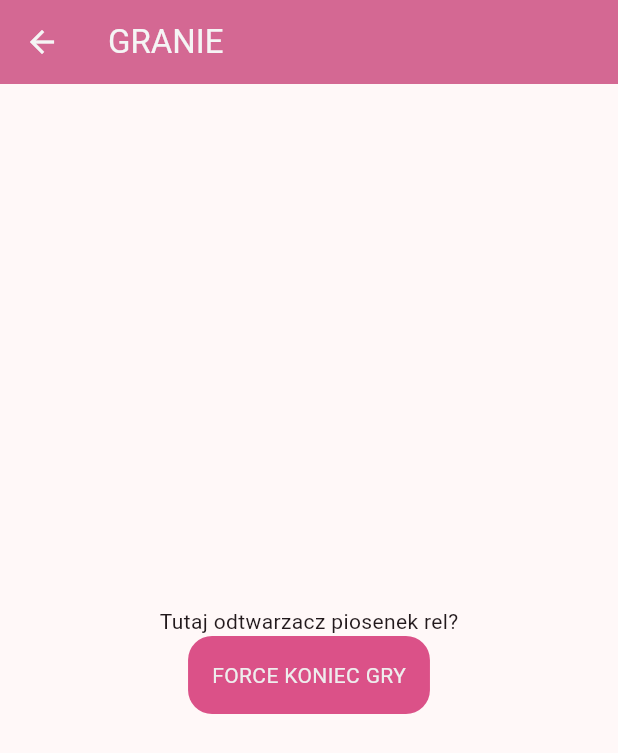
After one commit to bieniadev/muzza, a Flutter app: the RunningGame screen opened directly, after a tap on "FORCE KONIEC GRY", on a phone screen of 412 x 824 dp. The commit adds this screen. Shown: the top 753 px of the screen. Run offline on Flutter 3.47's test engine with Material 3 defaults, Android fonts, the phone set to English and light mode, and no system bars; our stand-ins replace flutter_riverpod.

Commit message:
base game structure (MVP)

```diff
--- a/lib/main.dart
+++ b/lib/main.dart
@@ -1,22 +1,24 @@
 import 'package:flutter/material.dart';
+import 'package:flutter/services.dart';
+import 'package:flutter_riverpod/flutter_riverpod.dart';
+import 'package:nazwa_apki/providers/current_screen.dart';
 import 'package:nazwa_apki/theme.dart';
 
-import 'screens/main.dart';
-
 void main() {
-  runApp(const MyApp());
+  WidgetsFlutterBinding.ensureInitialized();
+  SystemChrome.setPreferredOrientations([DeviceOrientation.portraitUp]).then((_) => runApp(const ProviderScope(child: App())));
 }
 
-class MyApp extends StatelessWidget {
-  const MyApp({super.key});
+class App extends ConsumerWidget {
+  const App({super.key});
 
   @override
-  Widget build(BuildContext context) {
+  Widget build(BuildContext context, WidgetRef ref) {
     return MaterialApp(
       debugShowCheckedModeBanner: false,
       title: 'MUZZA',
       theme: themeData,
-      home: const HomeScreen(),
+      home: ref.watch(currentScreenProvider),
     );
   }
 }
--- /dev/null
+++ b/lib/providers/player_names.dart
@@ -0,0 +1,5 @@
+import 'package:flutter_riverpod/flutter_riverpod.dart';
+
+final userNicknamesProvider = StateProvider<List<String>>((ref) {
+  return [];
+});
--- /dev/null
+++ b/lib/screens/running_game.dart
@@ -0,0 +1,38 @@
+import 'package:flutter/material.dart';
+import 'package:flutter_riverpod/flutter_riverpod.dart';
+import 'package:nazwa_apki/providers/current_screen.dart';
+import 'package:nazwa_apki/screens/summary.dart';
+
+class RunningGame extends ConsumerWidget {
+  const RunningGame({super.key});
+
+  @override
+  Widget build(BuildContext context, WidgetRef ref) {
+    endGame() {
+      ref.read(currentScreenProvider.notifier).state = const SummaryScreen();
+    }
+
+    return Scaffold(
+        appBar: AppBar(
+          title: const Text('GRANIE'),
+          backgroundColor: Theme.of(context).colorScheme.onPrimary,
+          foregroundColor: Theme.of(context).colorScheme.primary,
+        ),
+        body: Center(
+          child: Column(
+            mainAxisSize: MainAxisSize.min,
+            children: [
+              const Text('Tutaj odtwarzacz piosenek rel?'),
+              GestureDetector(
+                onTap: endGame,
+                child: Container(
+                  decoration: BoxDecoration(borderRadius: BorderRadius.circular(16), color: Theme.of(context).colorScheme.onSecondary),
+                  padding: const EdgeInsets.all(16),
+                  child: Text('FORCE KONIEC GRY', style: TextStyle(color: Theme.of(context).colorScheme.secondary)),
+                ),
+              ),
+            ],
+          ),
+        ));
+  }
+}
--- /dev/null
+++ b/lib/screens/summary.dart
@@ -0,0 +1,34 @@
+import 'package:flutter/material.dart';
+import 'package:flutter_riverpod/flutter_riverpod.dart';
+import 'package:nazwa_apki/providers/current_screen.dart';
+import 'package:nazwa_apki/screens/home.dart';
+
+class SummaryScreen extends ConsumerWidget {
+  const SummaryScreen({super.key});
+
+  @override
+  Widget build(BuildContext context, WidgetRef ref) {
+    return Scaffold(
+        appBar: AppBar(
+          title: const Text('WYNIKI'),
+          backgroundColor: Theme.of(context).colorScheme.onPrimary,
+          foregroundColor: Theme.of(context).colorScheme.primary,
+        ),
+        body: Center(
+          child: Column(
+            mainAxisSize: MainAxisSize.min,
+            children: [
+              const Text('Tutaj wyniki gier'),
+              GestureDetector(
+                onTap: () => ref.read(currentScreenProvider.notifier).state = const HomeScreen(),
+                child: Container(
+                  decoration: BoxDecoration(borderRadius: BorderRadius.circular(16), color: Theme.of(context).colorScheme.onSecondary),
+                  padding: const EdgeInsets.all(16),
+                  child: Text('Powrót na start', style: TextStyle(color: Theme.of(context).colorScheme.secondary)),
+                ),
+              ),
+            ],
+          ),
+        ));
+  }
+}
--- a/pubspec.yaml
+++ b/pubspec.yaml
@@ -35,6 +35,7 @@ dependencies:
   # The following adds the Cupertino Icons font to your application.
   # Use with the CupertinoIcons class for iOS style icons.
   cupertino_icons: ^1.0.6
+  flutter_riverpod: ^2.5.1
 
 dev_dependencies:
   flutter_test:
```
Also changed, not shown: lib/providers/current_screen.dart (added, +7 -0 lines), lib/screens/home.dart (renamed from lib/screens/main.dart, +7 -9 lines), lib/screens/lobby.dart (+78 -2 lines), lib/screens/set_nicknames.dart (added, +95 -0 lines), lib/screens/song_select.dart (added, +85 -0 lines), pubspec.lock.
